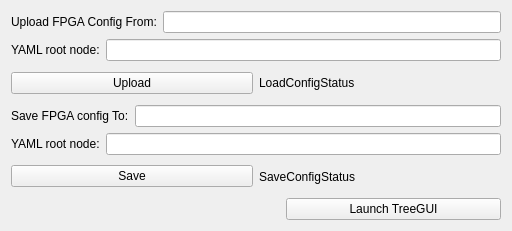
This is blenApp/ui/fpga_config.ui in slaclab/BunchLengthMonitor as Qt 5 draws it before an edit. The edited form follows.
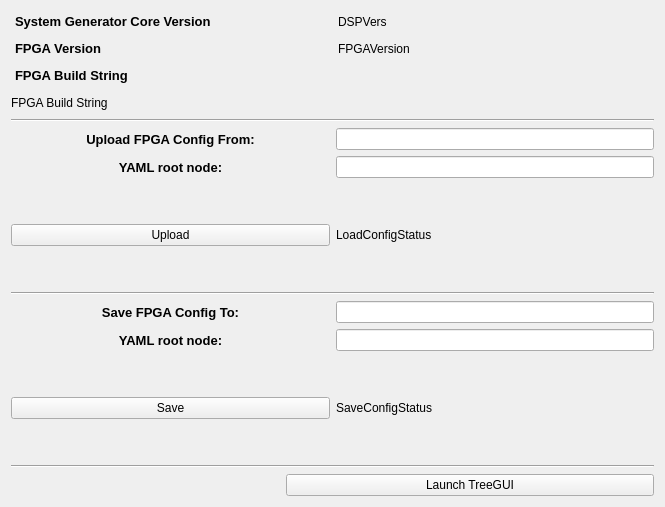
This is the edited form. Custom widgets are drawn as their Qt base class.

Commit message: Made further improvements to FPGA configuration loading display and added saveConfig* PVs to autosave

The edit to the form file:
```diff
--- a/blenApp/ui/fpga_config.ui
+++ b/blenApp/ui/fpga_config.ui
@@ -6,18 +6,150 @@
    <rect>
     <x>0</x>
     <y>0</y>
-    <width>512</width>
-    <height>231</height>
+    <width>665</width>
+    <height>507</height>
    </rect>
   </property>
   <property name="windowTitle">
    <string>Bunch Length ${INST} - FPGA Configuration</string>
   </property>
   <layout class="QVBoxLayout" name="verticalLayout">
+   <item>
+    <layout class="QVBoxLayout" name="versionLayout">
+     <item>
+      <layout class="QHBoxLayout" name="sysGenVersionLayout">
+       <property name="leftMargin">
+        <number>4</number>
+       </property>
+       <item>
+        <widget class="QLabel" name="sysGenVersionLbl">
+         <property name="font">
+          <font>
+           <pointsize>10</pointsize>
+           <weight>75</weight>
+           <bold>true</bold>
+          </font>
+         </property>
+         <property name="text">
+          <string>System Generator Core Version</string>
+         </property>
+        </widget>
+       </item>
+       <item>
+        <widget class="PyDMLabel" name="sysGenVersion">
+         <property name="toolTip">
+          <string/>
+         </property>
+         <property name="text">
+          <string>DSPVers</string>
+         </property>
+         <property name="channel" stdset="0">
+          <string>ca://BLEN:${AREA}:${POS}:${INST}A:DSPVers</string>
+         </property>
+        </widget>
+       </item>
+      </layout>
+     </item>
+     <item>
+      <layout class="QHBoxLayout" name="firmwareVersionLayout">
+       <property name="leftMargin">
+        <number>4</number>
+       </property>
+       <item>
+        <widget class="QLabel" name="label">
+         <property name="font">
+          <font>
+           <pointsize>10</pointsize>
+           <weight>75</weight>
+           <bold>true</bold>
+          </font>
+         </property>
+         <property name="text">
+          <string>FPGA Version</string>
+         </property>
+        </widget>
+       </item>
+       <item>
+        <widget class="PyDMLabel" name="PyDMLabel_3">
+         <property name="toolTip">
+          <string/>
+         </property>
+         <property name="text">
+          <string>FPGAVersion</string>
+         </property>
+         <property name="channel" stdset="0">
+          <string>ca://BLEN:${AREA}:${POS}:FpgaVersion</string>
+         </property>
+         <property name="displayFormat" stdset="0">
+          <enum>PyDMLabel::Hex</enum>
+         </property>
+        </widget>
+       </item>
+      </layout>
+     </item>
+     <item>
+      <layout class="QHBoxLayout" name="horizontalLayout_11">
+       <property name="leftMargin">
+        <number>4</number>
+       </property>
+       <item>
+        <widget class="QLabel" name="fpgaBuildLbl">
+         <property name="font">
+          <font>
+           <pointsize>10</pointsize>
+           <weight>75</weight>
+           <bold>true</bold>
+          </font>
+         </property>
+         <property name="text">
+          <string>FPGA Build String</string>
+         </property>
+        </widget>
+       </item>
+      </layout>
+     </item>
+     <item>
+      <widget class="PyDMLabel" name="fpgaBuildString">
+       <property name="toolTip">
+        <string/>
+       </property>
+       <property name="text">
+        <string>FPGA Build String</string>
+       </property>
+       <property name="channel" stdset="0">
+        <string>ca://BLEN:${AREA}:${POS}:BuildStamp</string>
+       </property>
+       <property name="displayFormat" stdset="0">
+        <enum>PyDMLabel::String</enum>
+       </property>
+      </widget>
+     </item>
+    </layout>
+   </item>
+   <item>
+    <widget class="Line" name="line">
+     <property name="orientation">
+      <enum>Qt::Horizontal</enum>
+     </property>
+    </widget>
+   </item>
    <item>
     <layout class="QHBoxLayout" name="horizontalLayout">
      <item>
       <widget class="PyDMLabel" name="PyDMLabel">
+       <property name="sizePolicy">
+        <sizepolicy hsizetype="MinimumExpanding" vsizetype="Preferred">
+         <horstretch>0</horstretch>
+         <verstretch>0</verstretch>
+        </sizepolicy>
+       </property>
+       <property name="font">
+        <font>
+         <pointsize>10</pointsize>
+         <weight>75</weight>
+         <bold>true</bold>
+        </font>
+       </property>
        <property name="toolTip">
         <string/>
        </property>
@@ -27,6 +159,9 @@
        <property name="text">
         <string>Upload FPGA Config From:</string>
        </property>
+       <property name="alignment">
+        <set>Qt::AlignCenter</set>
+       </property>
       </widget>
      </item>
      <item>
@@ -51,6 +186,19 @@
     <layout class="QHBoxLayout" name="horizontalLayout_5">
      <item>
       <widget class="PyDMLabel" name="PyDMLabel_5">
+       <property name="sizePolicy">
+        <sizepolicy hsizetype="MinimumExpanding" vsizetype="Preferred">
+         <horstretch>0</horstretch>
+         <verstretch>0</verstretch>
+        </sizepolicy>
+       </property>
+       <property name="font">
+        <font>
+         <pointsize>10</pointsize>
+         <weight>75</weight>
+         <bold>true</bold>
+        </font>
+       </property>
        <property name="toolTip">
         <string/>
        </property>
@@ -60,6 +208,9 @@
        <property name="text">
         <string>YAML root node:</string>
        </property>
+       <property name="alignment">
+        <set>Qt::AlignCenter</set>
+       </property>
       </widget>
      </item>
      <item>
@@ -122,10 +273,30 @@
      </item>
     </layout>
    </item>
+   <item>
+    <widget class="Line" name="line_2">
+     <property name="orientation">
+      <enum>Qt::Horizontal</enum>
+     </property>
+    </widget>
+   </item>
    <item>
     <layout class="QHBoxLayout" name="horizontalLayout_2">
      <item>
       <widget class="PyDMLabel" name="PyDMLabel_2">
+       <property name="sizePolicy">
+        <sizepolicy hsizetype="MinimumExpanding" vsizetype="Preferred">
+         <horstretch>0</horstretch>
+         <verstretch>0</verstretch>
+        </sizepolicy>
+       </property>
+       <property name="font">
+        <font>
+         <pointsize>10</pointsize>
+         <weight>75</weight>
+         <bold>true</bold>
+        </font>
+       </property>
        <property name="toolTip">
         <string/>
        </property>
@@ -133,7 +304,10 @@
         <string/>
        </property>
        <property name="text">
-        <string>Save FPGA config To:</string>
+        <string>Save FPGA Config To:</string>
+       </property>
+       <property name="alignment">
+        <set>Qt::AlignCenter</set>
        </property>
       </widget>
      </item>
@@ -159,6 +333,19 @@
     <layout class="QHBoxLayout" name="horizontalLayout_6">
      <item>
       <widget class="PyDMLabel" name="PyDMLabel_6">
+       <property name="sizePolicy">
+        <sizepolicy hsizetype="MinimumExpanding" vsizetype="Preferred">
+         <horstretch>0</horstretch>
+         <verstretch>0</verstretch>
+        </sizepolicy>
+       </property>
+       <property name="font">
+        <font>
+         <pointsize>10</pointsize>
+         <weight>75</weight>
+         <bold>true</bold>
+        </font>
+       </property>
        <property name="toolTip">
         <string/>
        </property>
@@ -168,6 +355,9 @@
        <property name="text">
         <string>YAML root node:</string>
        </property>
+       <property name="alignment">
+        <set>Qt::AlignCenter</set>
+       </property>
       </widget>
      </item>
      <item>
@@ -224,6 +414,13 @@
      </item>
     </layout>
    </item>
+   <item>
+    <widget class="Line" name="line_3">
+     <property name="orientation">
+      <enum>Qt::Horizontal</enum>
+     </property>
+    </widget>
+   </item>
    <item>
     <layout class="QHBoxLayout" name="horizontalLayout_8">
      <item>
```
The commit also changes 1 other file.
